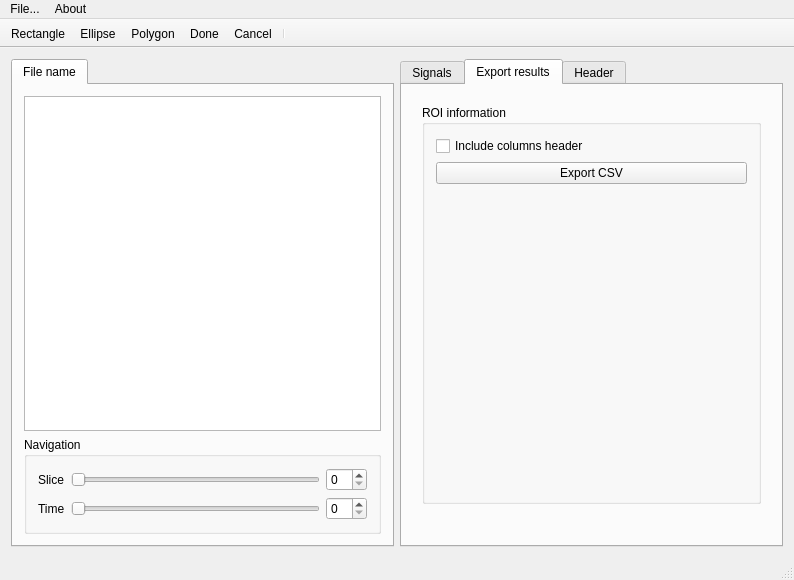
yuriajala/BOLDViewer, file qt/mainwindow.ui: the form before one commit.
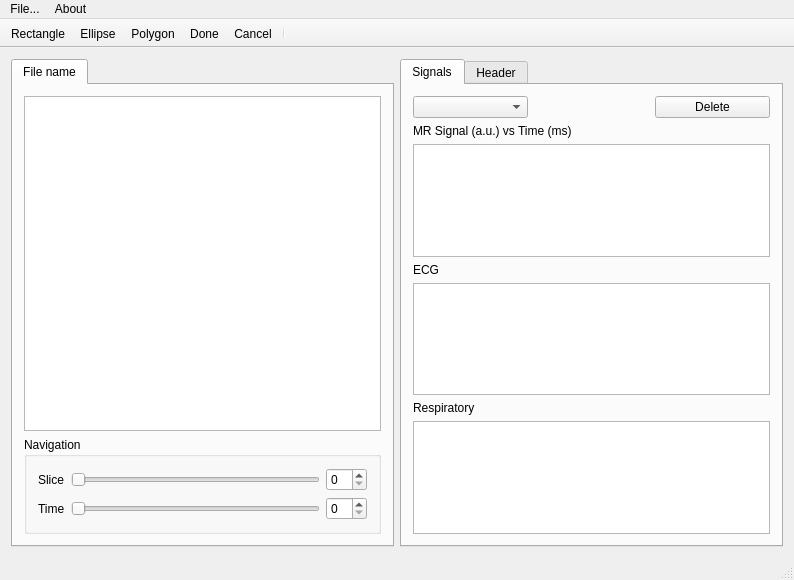
The form after the commit. Custom widgets are drawn as their Qt base class.

```diff
--- a/qt/mainwindow.ui
+++ b/qt/mainwindow.ui
@@ -94,7 +94,7 @@
        <enum>QTabWidget::TabPosition::North</enum>
       </property>
       <property name="currentIndex">
-       <number>1</number>
+       <number>0</number>
       </property>
       <widget class="QWidget" name="signals_tab">
        <attribute name="title">
@@ -184,49 +184,6 @@
         </item>
        </layout>
       </widget>
-      <widget class="QWidget" name="tab">
-       <attribute name="title">
-        <string>Export results</string>
-       </attribute>
-       <widget class="QWidget" name="verticalLayoutWidget">
-        <property name="geometry">
-         <rect>
-          <x>9</x>
-          <y>9</y>
-          <width>361</width>
-          <height>421</height>
-         </rect>
-        </property>
-        <layout class="QVBoxLayout" name="verticalLayout_2">
-         <item>
-          <widget class="QGroupBox" name="groupBox_3">
-           <property name="title">
-            <string>ROI information</string>
-           </property>
-           <layout class="QGridLayout" name="gridLayout_13">
-            <item row="0" column="0">
-             <widget class="QCheckBox" name="check_include_csv_hdr">
-              <property name="toolTip">
-               <string>&lt;html&gt;&lt;head/&gt;&lt;body&gt;&lt;p&gt;Exports a csv (comma separated values) file containing information computed about the selected regions of interest, if any. Includes summary information about the test.&lt;/p&gt;&lt;/body&gt;&lt;/html&gt;</string>
-              </property>
-              <property name="text">
-               <string>Include columns header</string>
-              </property>
-             </widget>
-            </item>
-            <item row="1" column="0" alignment="Qt::AlignmentFlag::AlignTop">
-             <widget class="QPushButton" name="btn_export">
-              <property name="text">
-               <string>Export CSV</string>
-              </property>
-             </widget>
-            </item>
-           </layout>
-          </widget>
-         </item>
-        </layout>
-       </widget>
-      </widget>
       <widget class="QWidget" name="header_tab">
        <attribute name="title">
         <string>Header</string>
```
